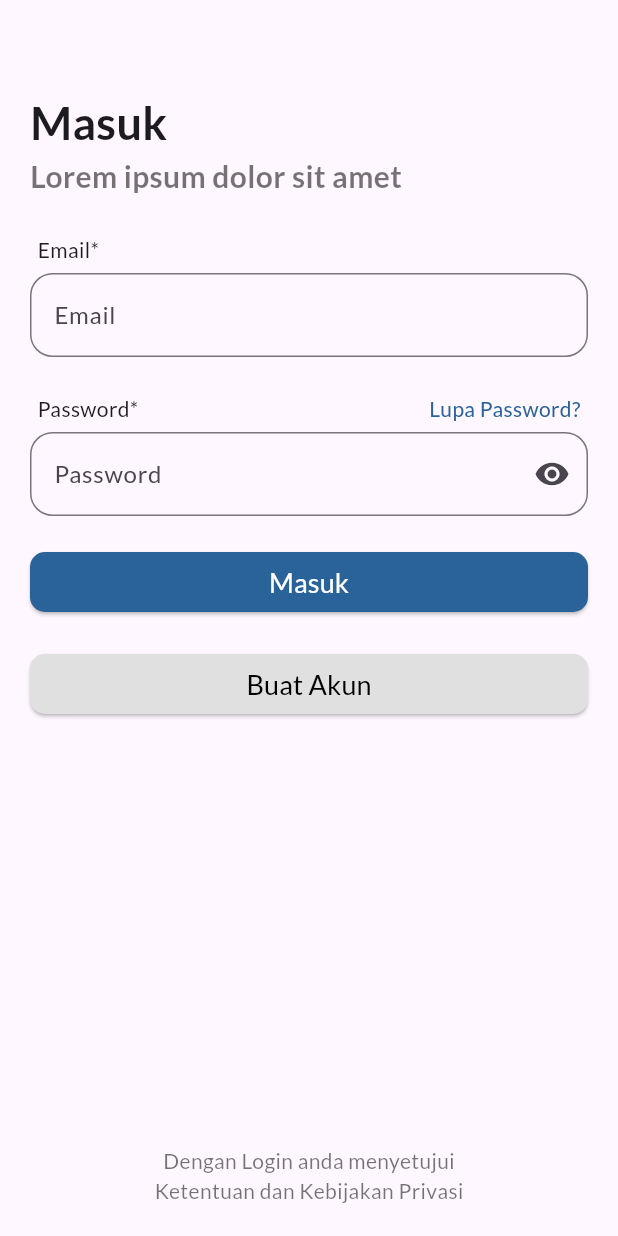
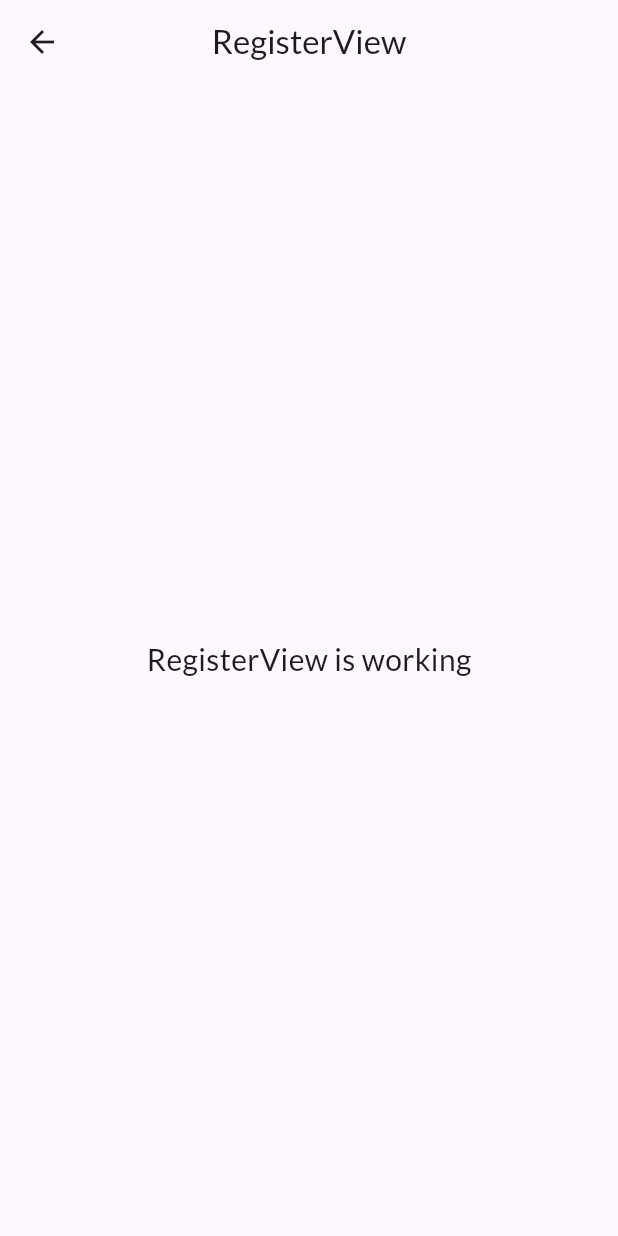
Before and after one commit to NoviarPutra/flutter_pos_app, a Flutter app: the screen it shows after launch, after a tap on "Buat Akun", on a phone screen of 412 x 824 dp. Run offline on Flutter 3.47's test engine with Material 3 defaults, Android fonts, the phone set to English and light mode, and no system bars; drawn by our look-alikes of flutter_form_builder; our stand-ins replace dio, flutter_dotenv, flutter_easyloading, form_builder_validators, get, get_storage and 1 more.

Commit message:
init register view

```diff
--- a/lib/app/modules/auth/login/views/login_view.dart
+++ b/lib/app/modules/auth/login/views/login_view.dart
@@ -103,7 +103,7 @@
                           title: "Buat Akun",
                           color: Colors.grey.shade300,
                           textColor: Colors.black,
-                          onPressed: () {},
+                          onPressed: () => Get.toNamed('/register'),
                         ),
                       ],
                     ),
--- /dev/null
+++ b/lib/app/modules/auth/register/bindings/register_binding.dart
@@ -0,0 +1,12 @@
+import 'package:get/get.dart';
+
+import '../controllers/register_controller.dart';
+
+class RegisterBinding extends Bindings {
+  @override
+  void dependencies() {
+    Get.lazyPut<RegisterController>(
+      () => RegisterController(),
+    );
+  }
+}
--- /dev/null
+++ b/lib/app/modules/auth/register/views/register_view.dart
@@ -0,0 +1,24 @@
+import 'package:flutter/material.dart';
+
+import 'package:get/get.dart';
+
+import '../controllers/register_controller.dart';
+
+class RegisterView extends GetView<RegisterController> {
+  const RegisterView({super.key});
+  @override
+  Widget build(BuildContext context) {
+    return Scaffold(
+      appBar: AppBar(
+        title: const Text('RegisterView'),
+        centerTitle: true,
+      ),
+      body: const Center(
+        child: Text(
+          'RegisterView is working',
+          style: TextStyle(fontSize: 20),
+        ),
+      ),
+    );
+  }
+}
--- a/lib/app/routes/app_pages.dart
+++ b/lib/app/routes/app_pages.dart
@@ -2,6 +2,8 @@
 
 import '../modules/auth/login/bindings/login_binding.dart';
 import '../modules/auth/login/views/login_view.dart';
+import '../modules/auth/register/bindings/register_binding.dart';
+import '../modules/auth/register/views/register_view.dart';
 import '../modules/history/bindings/history_binding.dart';
 import '../modules/history/views/history_view.dart';
 import '../modules/home/bindings/home_binding.dart';
@@ -44,5 +46,10 @@
       page: () => const LoginView(),
       binding: LoginBinding(),
     ),
+    GetPage(
+      name: _Paths.REGISTER,
+      page: () => const RegisterView(),
+      binding: RegisterBinding(),
+    ),
   ];
 }
--- a/lib/app/routes/app_routes.dart
+++ b/lib/app/routes/app_routes.dart
@@ -8,6 +8,7 @@
   static const ORDER = _Paths.ORDER;
   static const PROFILE = _Paths.PROFILE;
   static const LOGIN = _Paths.LOGIN;
+  static const REGISTER = _Paths.REGISTER;
 }
 
 abstract class _Paths {
@@ -17,4 +18,5 @@
   static const ORDER = '/order';
   static const PROFILE = '/profile';
   static const LOGIN = '/login';
+  static const REGISTER = '/register';
 }
```
Also changed, not shown: lib/app/modules/auth/register/controllers/register_controller.dart (added, +18 -0 lines).
